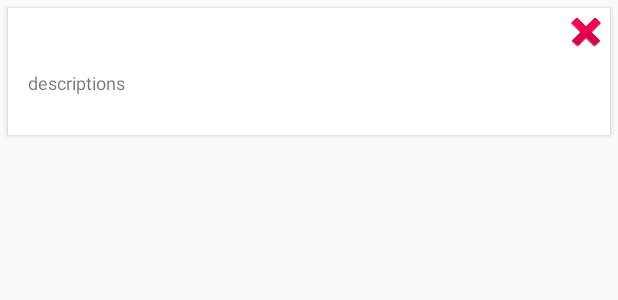
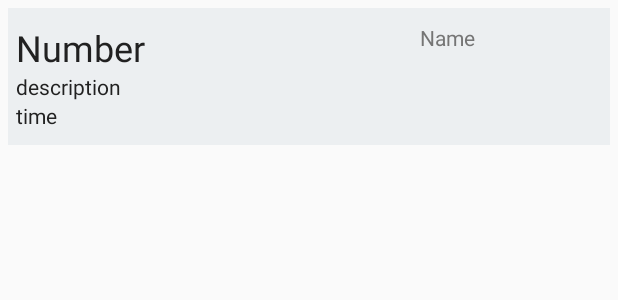
Before and after one commit to Rohit1110/Appointment, an Android app: the layout layout_appointment_row.xml on its own in the app's theme, with its tools: preview values and no code run, on a phone screen of 412 x 824 dp. Shown: the top 300 px of the screen. Run offline under Robolectric (Android 15) with nearby library versions, the phone set to English and light mode, and no system bars.

Commit message:
Commit UI

```diff
--- a/app/src/main/java/com/rns/mobile/appointments/AppointmentsActivity.java
+++ b/app/src/main/java/com/rns/mobile/appointments/AppointmentsActivity.java
@@ -2,12 +2,16 @@ package com.rns.mobile.appointments;
 
 import android.app.ProgressDialog;
 import android.content.Intent;
+import android.content.pm.PackageManager;
+import android.os.Build;
 import android.os.Bundle;
 import android.support.design.widget.FloatingActionButton;
+import android.support.v4.app.ActivityCompat;
 import android.support.v7.app.AppCompatActivity;
 import android.support.v7.widget.GridLayoutManager;
 import android.support.v7.widget.RecyclerView;
 import android.support.v7.widget.Toolbar;
+import android.util.Log;
 import android.view.View;
 
 import com.google.firebase.firestore.DocumentSnapshot;
@@ -31,11 +35,13 @@ public class AppointmentsActivity extends AppCompatActivity {
     private User user;
     private String phoneNumber;
     private ProgressDialog dialog;
+    private String TAG="Appointments Activity";
 
     @Override
     protected void onCreate(Bundle savedInstanceState) {
         super.onCreate(savedInstanceState);
         setContentView(R.layout.activity_appointments);
+        isReadContactPermissionGranted();
         recyclerView = (RecyclerView) findViewById(R.id.recycler_view);
         Toolbar toolbar = (Toolbar) findViewById(R.id.toolbar);
         setSupportActionBar(toolbar);
@@ -87,4 +93,22 @@ public class AppointmentsActivity extends AppCompatActivity {
     }
 
 
+    public boolean isReadContactPermissionGranted() {
+        if (Build.VERSION.SDK_INT >= 23) {
+            if (checkSelfPermission(android.Manifest.permission.READ_CONTACTS) == PackageManager.PERMISSION_GRANTED) {
+                Log.v(TAG, "Permission is granted");
+                return true;
+            } else {
+
+                Log.v(TAG, "Permission is revoked");
+                ActivityCompat.requestPermissions(this, new String[]{android.Manifest.permission.READ_CONTACTS}, 1);
+                return false;
+            }
+        } else { //permission is automatically granted on sdk<23 upon installation
+            Log.v(TAG, "Permission is granted");
+            return true;
+        }
+    }
+
+
 }
--- a/app/src/main/java/com/rns/mobile/appointments/MainActivity.java
+++ b/app/src/main/java/com/rns/mobile/appointments/MainActivity.java
@@ -1,11 +1,16 @@
 package com.rns.mobile.appointments;
 
+import android.*;
 import android.app.ProgressDialog;
 import android.content.Intent;
+import android.content.pm.PackageManager;
+import android.os.Build;
 import android.os.Bundle;
 import android.support.annotation.NonNull;
 import android.support.annotation.Nullable;
+import android.support.v4.app.ActivityCompat;
 import android.support.v7.app.AppCompatActivity;
+import android.util.Log;
 
 import com.google.android.gms.tasks.OnCompleteListener;
 import com.google.android.gms.tasks.OnFailureListener;
@@ -22,12 +27,15 @@ public class MainActivity extends AppCompatActivity {
     private String phoneNumber;
     private User user;
     private ProgressDialog dialog;
+    private String TAG="MainActivity Appointments";
 
     @Override
     public void onCreate(@Nullable Bundle savedInstanceState) {
 
         super.onCreate(savedInstanceState);
         setContentView(R.layout.activity_main);
+
+
         //TODO: read from auth
         phoneNumber = FirebaseUtil.getMobile();
 
@@ -76,4 +84,6 @@ public class MainActivity extends AppCompatActivity {
     }
 
 
+
+
 }
--- a/app/src/main/java/com/rns/mobile/appointments/SearchAppointmentActivity.java
+++ b/app/src/main/java/com/rns/mobile/appointments/SearchAppointmentActivity.java
@@ -68,11 +68,9 @@ public class SearchAppointmentActivity extends AppCompatActivity {
             }
         });
 
-        if (isReadContactPermissionGranted()) {
+
             getContactList();
-        } else {
-            isReadContactPermissionGranted();
-        }
+
 
 
     }
@@ -126,20 +124,5 @@ public class SearchAppointmentActivity extends AppCompatActivity {
         }
     }
 
-    public boolean isReadContactPermissionGranted() {
-        if (Build.VERSION.SDK_INT >= 23) {
-            if (checkSelfPermission(Manifest.permission.READ_CONTACTS) == PackageManager.PERMISSION_GRANTED) {
-                Log.v(TAG, "Permission is granted");
-                return true;
-            } else {
 
-                Log.v(TAG, "Permission is revoked");
-                ActivityCompat.requestPermissions(this, new String[]{Manifest.permission.READ_CONTACTS}, 1);
-                return false;
-            }
-        } else { //permission is automatically granted on sdk<23 upon installation
-            Log.v(TAG, "Permission is granted");
-            return true;
-        }
-    }
 }
--- a/app/src/main/res/layout/layout_appointment_row.xml
+++ b/app/src/main/res/layout/layout_appointment_row.xml
@@ -1,58 +1,67 @@
-<LinearLayout xmlns:android="http://schemas.android.com/apk/res/android"
-    xmlns:card_view="http://schemas.android.com/apk/res-auto"
+<RelativeLayout
     android:layout_width="match_parent"
     android:layout_height="wrap_content"
-   >
+    android:paddingLeft="5dip"
+    android:paddingTop="10dip"
+    android:paddingBottom="10dip"
+    android:background="#ECEFF1"
+    android:layout_margin="@dimen/card_margin"
 
-    <android.support.v7.widget.CardView
-        android:id="@+id/card_view"
-        android:layout_width="match_parent"
-        android:layout_height="match_parent"
-        android:layout_gravity="center"
-        android:layout_margin="@dimen/card_margin"
-        android:elevation="3dp"
-        card_view:cardCornerRadius="@dimen/card_album_radius">
-        <RelativeLayout
-            android:layout_width="match_parent"
-            android:layout_height="match_parent">
+    xmlns:android="http://schemas.android.com/apk/res/android">
+
     <TextView
         android:id="@+id/txtname"
         android:layout_width="wrap_content"
         android:layout_height="wrap_content"
+        android:layout_alignParentLeft="true"
+        android:layout_alignParentStart="true"
+        android:layout_alignParentTop="true"
+        android:gravity="left"
+        android:text="Number"
+        android:textAppearance="@style/TextAppearance.AppCompat.Headline"
+        android:textColor="#212121" />
 
-                android:paddingLeft="@dimen/album_title_padding"
-                android:paddingRight="@dimen/album_title_padding"
-                android:paddingTop="@dimen/album_title_padding"
-                android:layout_margin="3dp"
-                android:textColor="@color/album_title"
-                android:textSize="@dimen/album_title" />
-
-            <ImageView
+    <TextView
+        android:id="@+id/txtnumber"
         android:layout_width="wrap_content"
         android:layout_height="wrap_content"
         android:layout_alignParentEnd="true"
         android:layout_alignParentRight="true"
-                android:src="@android:drawable/ic_delete" />
+        android:layout_alignParentTop="true"
+        android:layout_marginEnd="90dp"
+        android:layout_marginRight="90dp"
+        android:text="Name"
+        android:textColor="#757575" />
+
     <TextView
-                android:id="@+id/txtdesc"
-                android:layout_width="match_parent"
+        android:id="@+id/txtdecriptions"
+        android:layout_width="wrap_content"
         android:layout_height="wrap_content"
-                android:layout_below="@id/txtname"
-                android:layout_margin="3dp"
-                android:text="descriptions"
-                android:paddingLeft="@dimen/album_title_padding"
-                android:paddingRight="@dimen/album_title_padding"
-                android:textSize="@dimen/songs_count" />
+      android:layout_below="@+id/txtname"
+
+        android:gravity="left"
+        android:text="description"
+
+        android:textColor="#212121" />
 
     <TextView
         android:id="@+id/txttime"
+        android:layout_width="wrap_content"
+        android:layout_height="wrap_content"
+        android:layout_below="@+id/txtdecriptions"
+
+        android:gravity="left"
+        android:text="time"
+
+        android:textColor="#212121" />
+
+
+
+
+
+    <!-- <ImageView
          android:layout_width="match_parent"
-                android:layout_height="wrap_content"
-                android:layout_below="@id/txtdesc"
-                android:layout_margin="3dp"
-                android:paddingLeft="@dimen/album_title_padding"
-                android:paddingRight="@dimen/album_title_padding"
-                android:textSize="@dimen/songs_count" />
+         android:layout_height="match_parent"
+         android:id="@+id/imageView"
+         />-->
 </RelativeLayout>
-    </android.support.v7.widget.CardView>
-</LinearLayout>
--- a/app/src/main/res/layout/layout_contact_row.xml
+++ b/app/src/main/res/layout/layout_contact_row.xml
@@ -9,7 +9,7 @@
         android:layout_width="match_parent"
         android:layout_height="match_parent"
         android:layout_gravity="center"
-        android:layout_margin="@dimen/card_margin"
+        android:layout_margin="3dp"
         android:elevation="3dp"
         card_view:cardCornerRadius="@dimen/card_album_radius">
         <RelativeLayout
```
Lines whose indentation alone changed are shown as unchanged.
